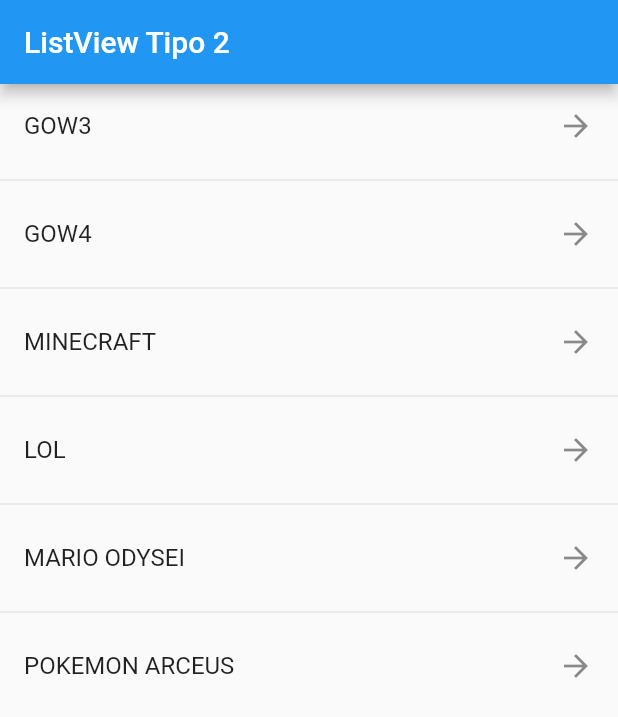
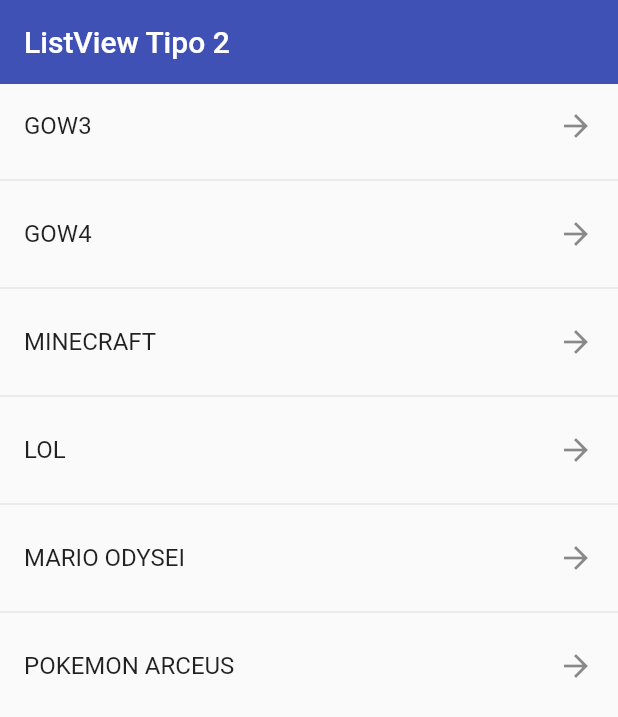
Before and after one commit to plaza94/componentes_flutter, a Flutter app: the screen it shows after launch, on a phone screen of 412 x 824 dp. Shown: the top 717 px of the screen. Run offline on Flutter 3.47's test engine with Material 2 defaults, Android fonts, the light colour scheme and no system bars.

Commit message:
Taps ListTiles y estilo AppBar

```diff
--- a/lib/screens/listview2_screen.dart
+++ b/lib/screens/listview2_screen.dart
@@ -16,12 +16,17 @@
   Widget build(BuildContext context) {
     return Scaffold(
         appBar: AppBar(
-          title: const Text('ListView Tipo 2'),
-        ),
+            title: const Text('ListView Tipo 2'),
+            elevation: 0,
+            backgroundColor: Colors.indigo),
         body: ListView.separated(
             itemBuilder: (context, index) => ListTile(
                   title: Text(options[index]),
                   trailing: const Icon(Icons.arrow_forward),
+                  onTap: () {
+                    final game = options[index];
+                    print(game.toString());
+                  },
                 ),
             //itemBuilder: (context, index) => Text(options[index]),
             separatorBuilder: (_, __) => const Divider(),
```
